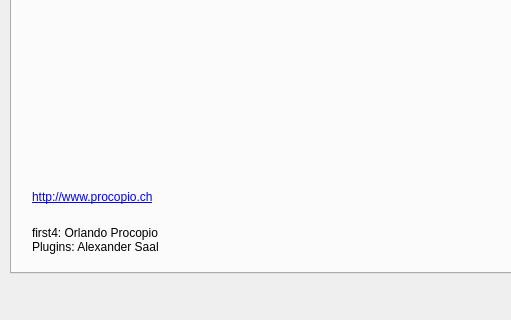
BackupTheBerlios/first4-svn, file trunk/ui/aboutfrm.ui: the form before one commit; both pictures show x 0 to 511 and y 127 to 447 of the 650 by 447 pixel window.
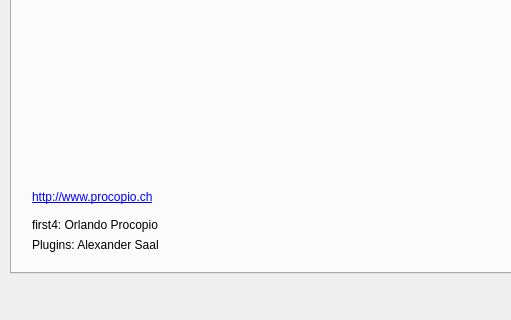
The form after the commit. Icons and pictures are not drawn.

Diff of the .ui file:
```diff
--- a/trunk/ui/aboutfrm.ui
+++ b/trunk/ui/aboutfrm.ui
@@ -86,14 +86,26 @@
      <property name="geometry" >
       <rect>
        <x>20</x>
-       <y>310</y>
-       <width>351</width>
-       <height>41</height>
+       <y>300</y>
+       <width>341</width>
+       <height>31</height>
       </rect>
      </property>
      <property name="text" >
-      <string>first4: Orlando Procopio
-Plugins: Alexander Saal</string>
+      <string>first4: Orlando Procopio</string>
+     </property>
+    </widget>
+    <widget class="QLabel" name="label_4" >
+     <property name="geometry" >
+      <rect>
+       <x>20</x>
+       <y>320</y>
+       <width>341</width>
+       <height>31</height>
+      </rect>
+     </property>
+     <property name="text" >
+      <string>Plugins: Alexander Saal</string>
      </property>
     </widget>
    </widget>
```
Left out of the diff: 13 changed lines with no effect on the pictures.
